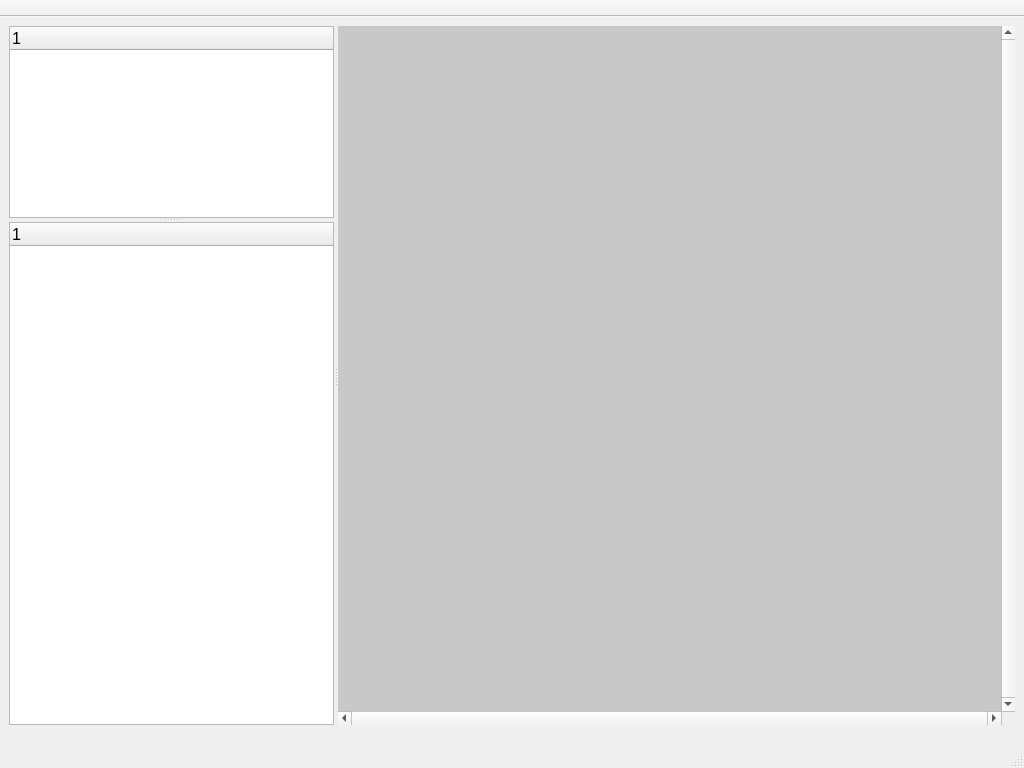
Before: the Qt Designer form mainwindow.ui in miikasyvanen/FastECU, drawn with Qt 5.
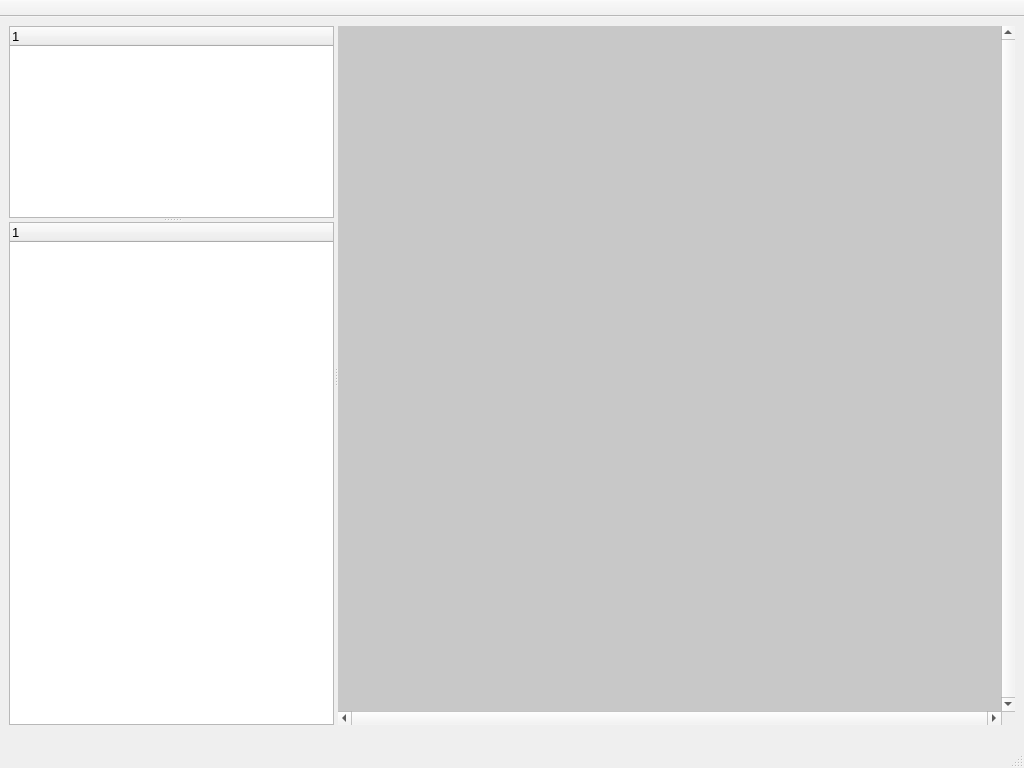
After: the same form once the commit is applied.

Diff of the .ui file:
```diff
--- a/mainwindow.ui
+++ b/mainwindow.ui
@@ -301,7 +301,7 @@
            </property>
            <property name="font">
             <font>
-             <pointsize>12</pointsize>
+             <pointsize>10</pointsize>
             </font>
            </property>
            <property name="editTriggers">
@@ -506,7 +506,7 @@
            </property>
            <property name="font">
             <font>
-             <pointsize>12</pointsize>
+             <pointsize>10</pointsize>
             </font>
            </property>
            <property name="indentation">
```
